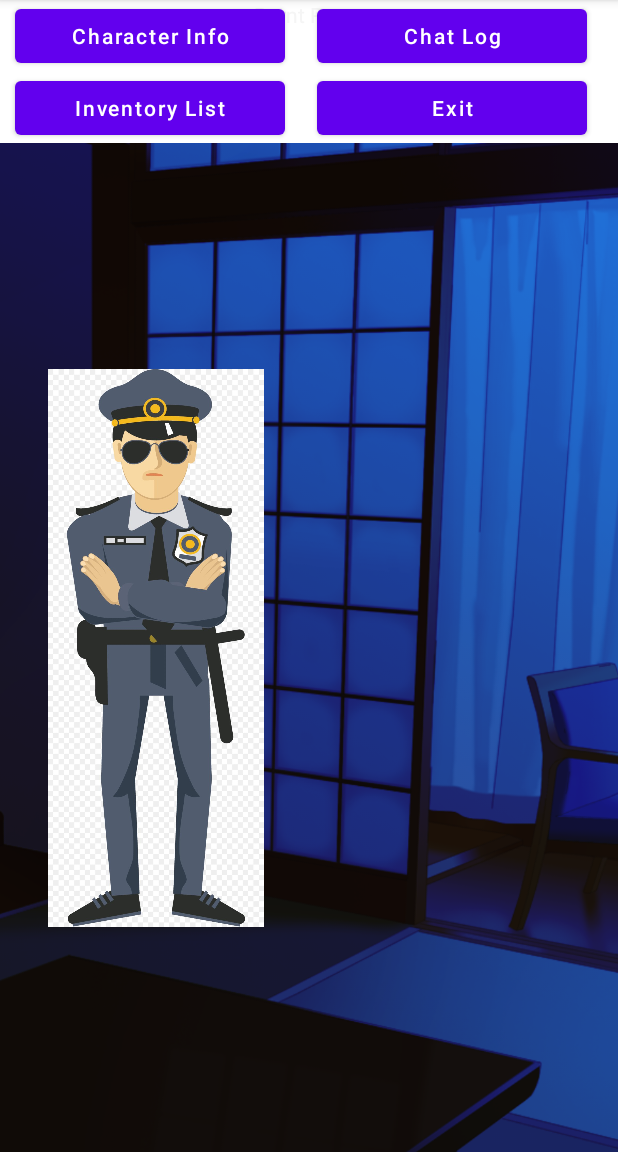
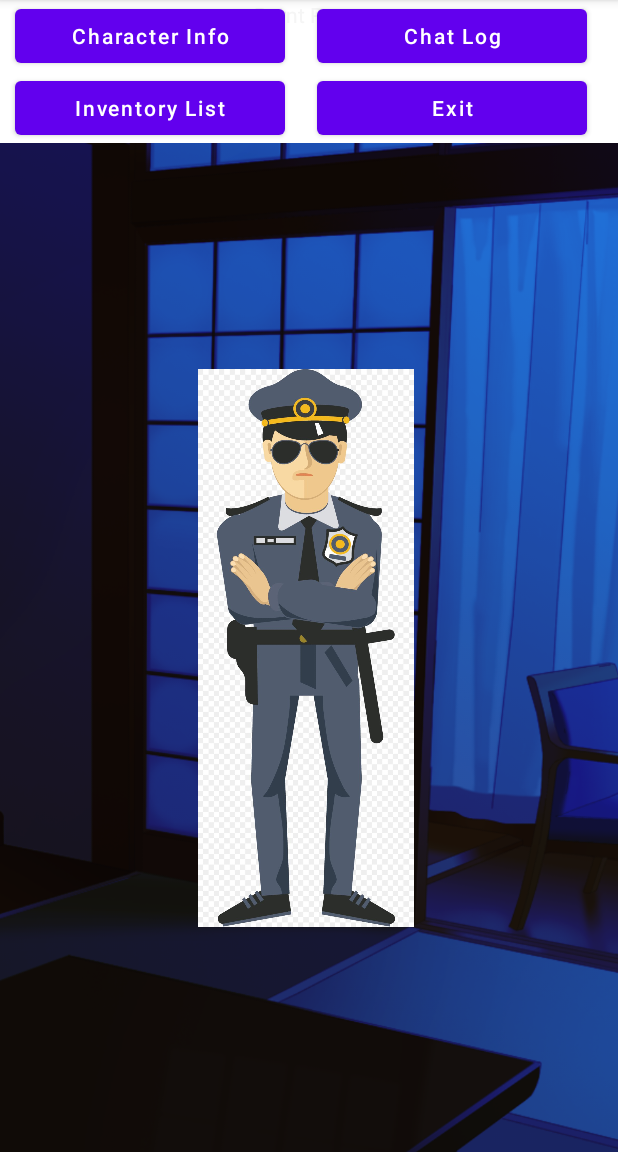
Before and after one commit to tinkerjyc/Elysium-Adventure, an Android app: the screen it shows after launch (TopButtonActivity), on a phone screen of 412 x 824 dp, the part 84-1236 px from its top. Run offline under Robolectric (Android 15) with nearby library versions, the phone set to English and light mode, and no system bars; our stand-ins replace Firebase (no records; nobody signed in at launch, a user with empty details on screens opened directly), Picasso.

Commit message:
Add new body image

```diff
--- a/app/src/main/res/layout/activity_top_button.xml
+++ b/app/src/main/res/layout/activity_top_button.xml
@@ -78,7 +78,7 @@
             android:id="@+id/imageView2"
             android:layout_width="144dp"
             android:layout_height="0dp"
-            android:layout_marginStart="32dp"
+            android:layout_marginStart="132dp"
             android:onClick="OfficerOnClick"
             app:layout_constraintBottom_toBottomOf="parent"
             app:layout_constraintStart_toStartOf="parent"
@@ -93,7 +93,8 @@
             android:textColor="@color/browser_actions_bg_grey"
             app:layout_constraintEnd_toEndOf="parent"
             app:layout_constraintStart_toStartOf="parent"
-            tools:layout_editor_absoluteY="124dp" />
+            tools:layout_editor_absoluteY="124dp"
+            tools:ignore="MissingConstraints" />
 
 
     </androidx.constraintlayout.widget.ConstraintLayout>
```
Also changed, not shown: app/src/main/res/drawable-v24/crops.png (added).
